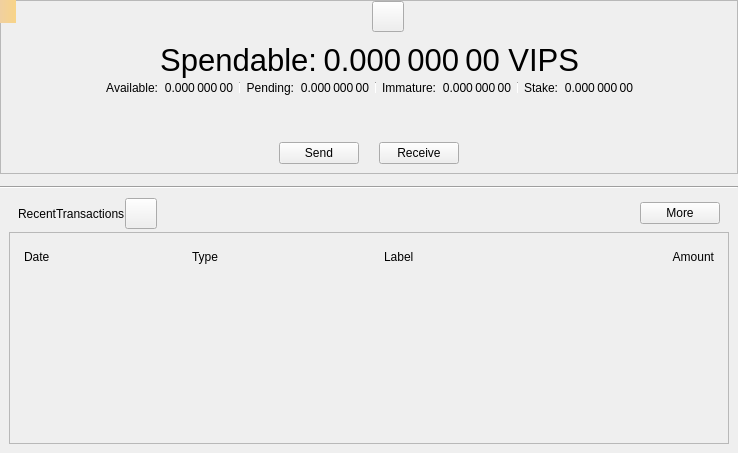
This is src/qt/forms/overviewpage.ui in nezirin777/VIPSTARCOIN_dev as Qt 5 draws it before an edit. The edited form follows.
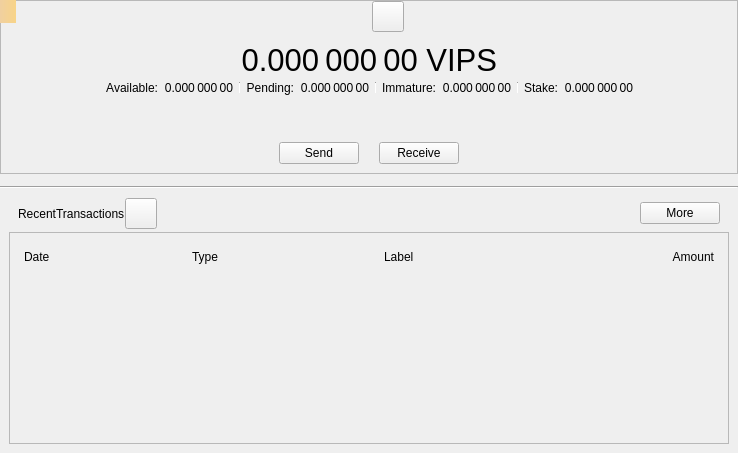
This is the edited form. Icons and pictures are not drawn. Custom widgets are drawn as their Qt base class.

Commit message: fix(gui): overviewpage.uiの未削除labelSpendableウィジェットを除去

What changed in the file:
```diff
--- a/src/qt/forms/overviewpage.ui
+++ b/src/qt/forms/overviewpage.ui
@@ -174,21 +174,6 @@
               </property>
              </spacer>
             </item>
-            <item>
-             <widget class="QLabel" name="labelSpendable">
-              <property name="font">
-               <font>
-                <pointsize>23</pointsize>
-               </font>
-              </property>
-              <property name="text">
-               <string>Spendable:</string>
-              </property>
-              <property name="alignment">
-               <set>Qt::AlignRight|Qt::AlignTrailing|Qt::AlignVCenter</set>
-              </property>
-             </widget>
-            </item>
             <item>
              <widget class="QLabel" name="labelTotal">
               <property name="font">
```
